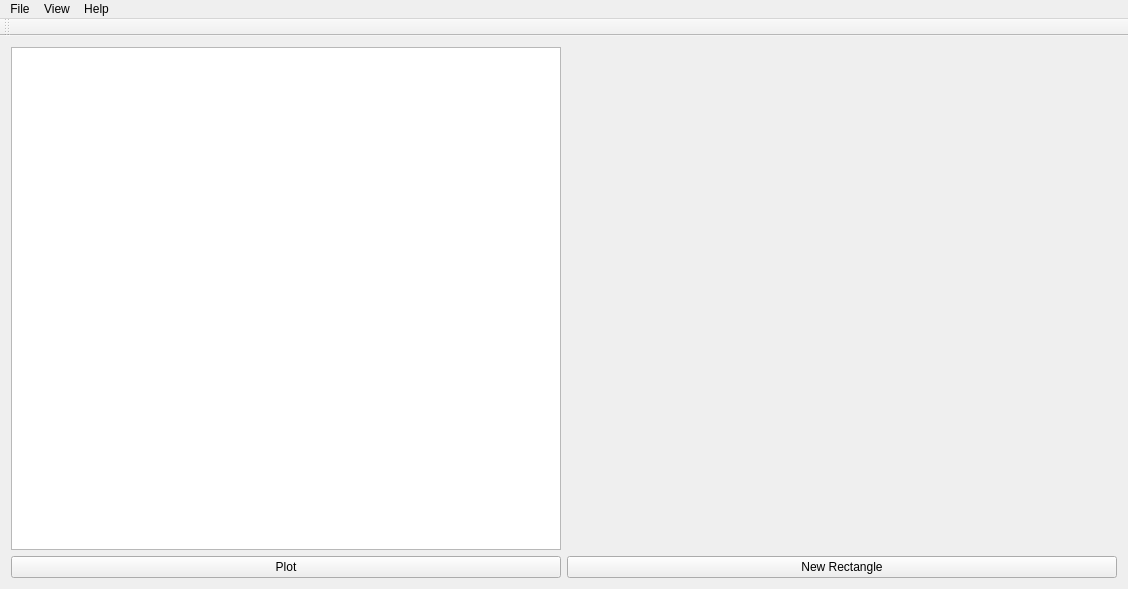
Qt form ves/mainwindow.ui (ajoros/ves_ajoros) before a commit.
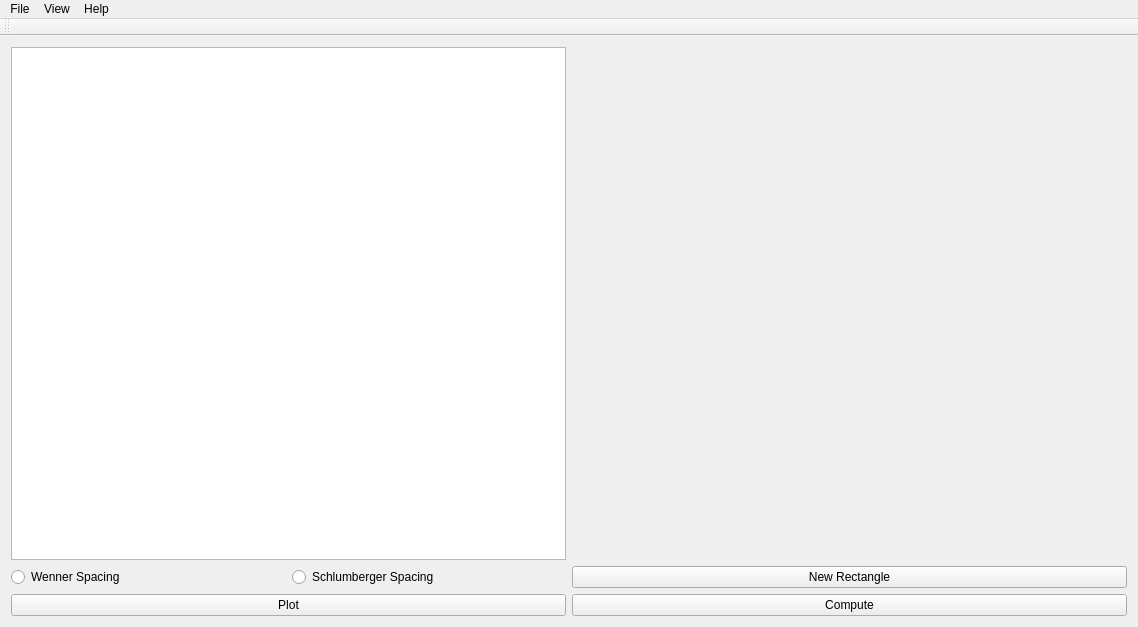
The same form after that commit.

Commit message: Adjust UI, add radio button for Wenner or Schlumberger

What changed in the file:
```diff
--- a/ves/mainwindow.ui
+++ b/ves/mainwindow.ui
@@ -6,8 +6,8 @@
    <rect>
     <x>0</x>
     <y>0</y>
-    <width>1124</width>
-    <height>589</height>
+    <width>1138</width>
+    <height>627</height>
    </rect>
   </property>
   <property name="windowTitle">
@@ -15,17 +15,17 @@
   </property>
   <widget class="QWidget" name="centralWidget">
    <layout class="QGridLayout" name="gridLayout">
-    <item row="1" column="0">
+    <item row="2" column="0">
      <widget class="QPushButton" name="pushButton">
       <property name="text">
        <string>Plot</string>
       </property>
      </widget>
     </item>
-    <item row="1" column="1">
+    <item row="2" column="1">
      <widget class="QPushButton" name="pushButton_2">
       <property name="text">
-       <string>New Rectangle</string>
+       <string>Compute</string>
       </property>
      </widget>
     </item>
@@ -56,6 +56,31 @@
       <layout class="QVBoxLayout" name="verticalLayout"/>
      </widget>
     </item>
+    <item row="1" column="1">
+     <widget class="QPushButton" name="pushButton_3">
+      <property name="text">
+       <string>New Rectangle</string>
+      </property>
+     </widget>
+    </item>
+    <item row="1" column="0">
+     <layout class="QHBoxLayout" name="horizontalLayout">
+      <item>
+       <widget class="QRadioButton" name="radioButton_2">
+        <property name="text">
+         <string>Wenner Spacing</string>
+        </property>
+       </widget>
+      </item>
+      <item>
+       <widget class="QRadioButton" name="radioButton">
+        <property name="text">
+         <string>Schlumberger Spacing</string>
+        </property>
+       </widget>
+      </item>
+     </layout>
+    </item>
    </layout>
   </widget>
   <widget class="QToolBar" name="mainToolBar">
@@ -71,8 +96,8 @@
     <rect>
      <x>0</x>
      <y>0</y>
-     <width>1124</width>
-     <height>25</height>
+     <width>1138</width>
+     <height>22</height>
     </rect>
    </property>
    <widget class="QMenu" name="menuFile">
```
Left out of the diff: 2 changed lines with no effect on the pictures.
